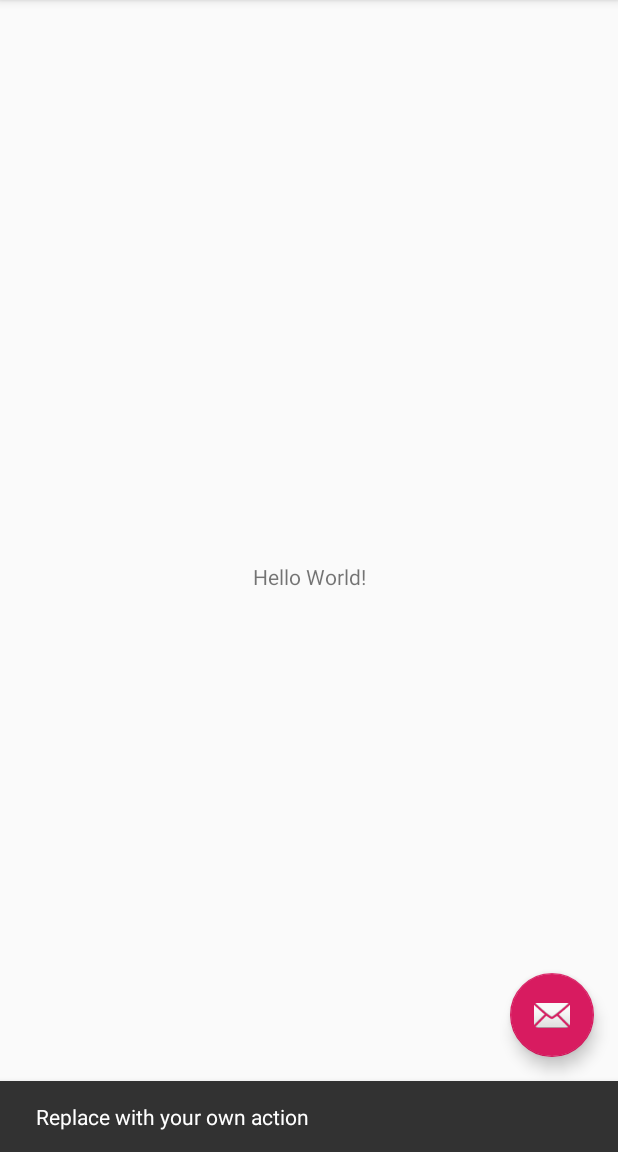
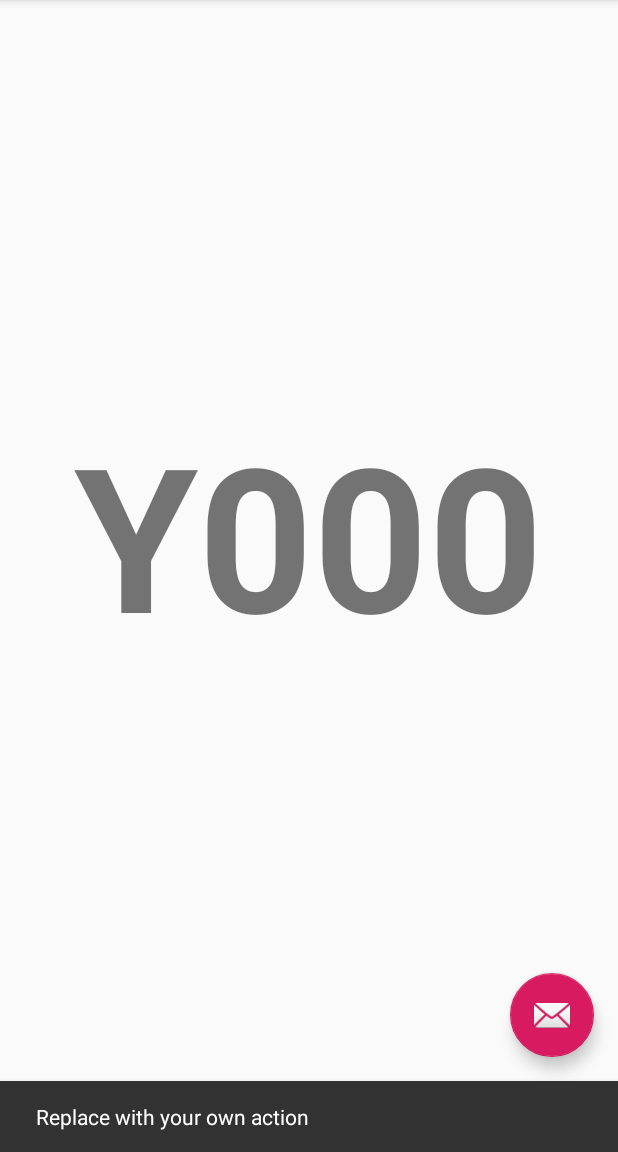
Before and after one commit to Amadou19/GitProject, an Android app: the screen it shows after launch (MainActivity), after a tap on an icon or button, on a phone screen of 412 x 824 dp, the part 84-1236 px from its top. Run offline under Robolectric (Android 15) with nearby library versions, the phone set to English and light mode, and no system bars.

Commit message:
#Main Activity

```diff
--- a/app/src/main/res/layout/activity_main.xml
+++ b/app/src/main/res/layout/activity_main.xml
@@ -20,7 +20,13 @@
 
     </com.google.android.material.appbar.AppBarLayout>
 
-    <include layout="@layout/content_main" />
+    <TextView
+        android:layout_width="wrap_content"
+        android:layout_height="wrap_content"
+        android:layout_gravity="center"
+        android:text="Y000"
+        android:textStyle="bold"
+        android:textSize="134sp"/>
 
     <com.google.android.material.floatingactionbutton.FloatingActionButton
         android:id="@+id/fab"
--- a/app/src/main/res/layout/content_main.xml
+++ /dev/null
@@ -1,20 +0,0 @@
-<?xml version="1.0" encoding="utf-8"?>
-<androidx.constraintlayout.widget.ConstraintLayout xmlns:android="http://schemas.android.com/apk/res/android"
-    xmlns:app="http://schemas.android.com/apk/res-auto"
-    xmlns:tools="http://schemas.android.com/tools"
-    android:layout_width="match_parent"
-    android:layout_height="match_parent"
-    app:layout_behavior="@string/appbar_scrolling_view_behavior"
-    tools:context=".MainActivity"
-    tools:showIn="@layout/activity_main">
-
-    <TextView
-        android:layout_width="wrap_content"
-        android:layout_height="wrap_content"
-        android:text="Hello World!"
-        app:layout_constraintBottom_toBottomOf="parent"
-        app:layout_constraintLeft_toLeftOf="parent"
-        app:layout_constraintRight_toRightOf="parent"
-        app:layout_constraintTop_toTopOf="parent" />
-
-</androidx.constraintlayout.widget.ConstraintLayout>
```
